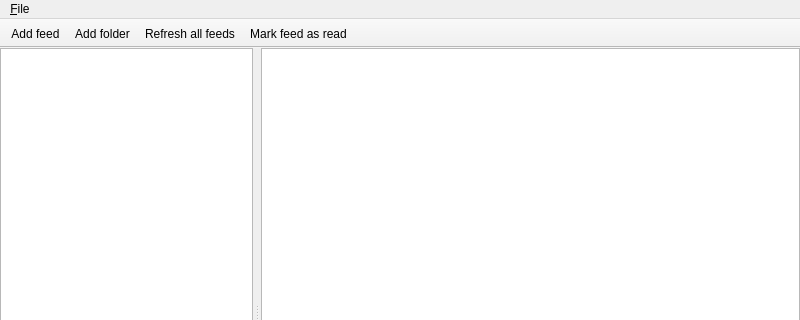
zappatic/ZapFeedReader, file client-desktop/src/MainWindow.ui: the form before one commit; both pictures show x 0 to 800 and y 0 to 320 of the 800 by 600 pixel window.
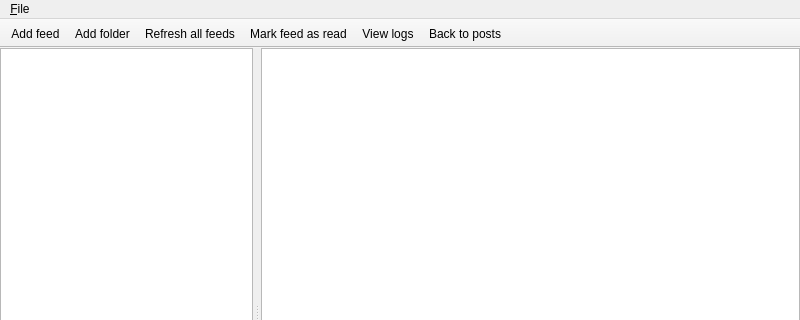
The form after the commit. The open tabs and pages were chosen to show the change. Custom widgets are drawn as their Qt base class.

```diff
--- a/client-desktop/src/MainWindow.ui
+++ b/client-desktop/src/MainWindow.ui
@@ -431,6 +431,8 @@
    <addaction name="action_Add_folder"/>
    <addaction name="action_Refresh_all_feeds"/>
    <addaction name="action_Mark_feed_as_read"/>
+   <addaction name="action_View_logs"/>
+   <addaction name="action_Back_to_posts"/>
   </widget>
   <action name="action_Add_source">
    <property name="text">
@@ -471,6 +473,22 @@
     <string>Add folder</string>
    </property>
   </action>
+  <action name="action_View_logs">
+   <property name="text">
+    <string>View logs</string>
+   </property>
+   <property name="toolTip">
+    <string>View Logs</string>
+   </property>
+  </action>
+  <action name="action_Back_to_posts">
+   <property name="text">
+    <string>Back to posts</string>
+   </property>
+   <property name="toolTip">
+    <string>Back to posts</string>
+   </property>
+  </action>
  </widget>
  <customwidgets>
   <customwidget>
```
Left out of the diff: 2 changed lines with no effect on the pictures.
